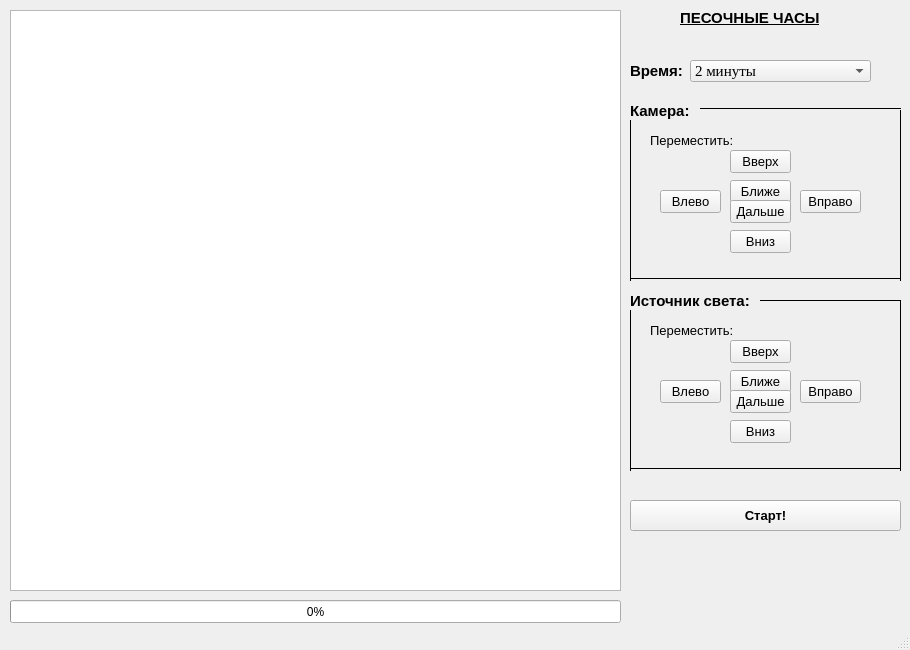
Old version of the form Coursework/coursework/mainwindow.ui in the repository Bryanskaya/TimeIsOfTheEssence.
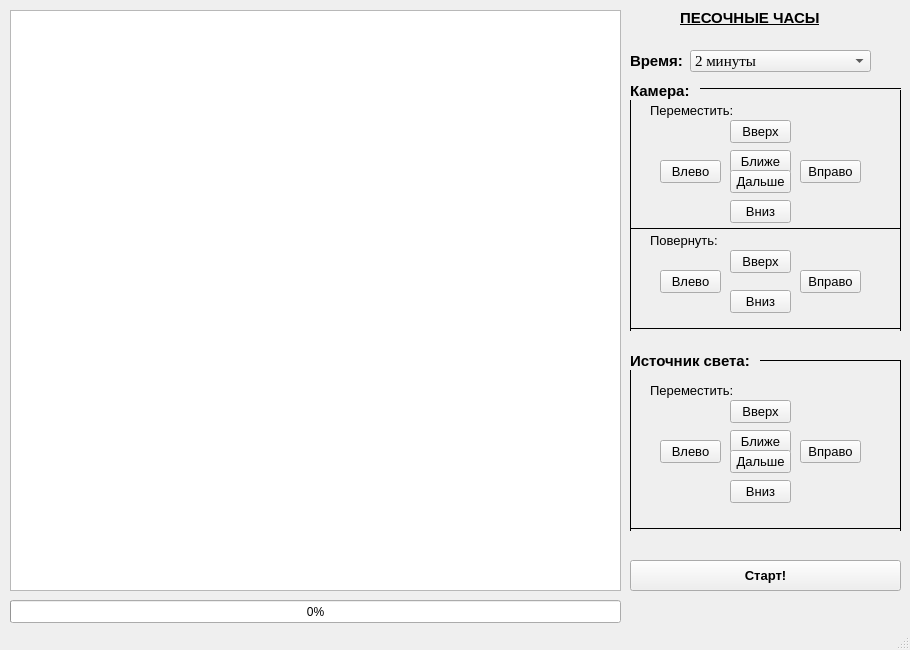
New version of the form.

Patch:
```diff
--- a/Coursework/coursework/mainwindow.ui
+++ b/Coursework/coursework/mainwindow.ui
@@ -63,7 +63,7 @@
     <property name="geometry">
      <rect>
       <x>630</x>
-      <y>60</y>
+      <y>50</y>
       <width>61</width>
       <height>21</height>
      </rect>
@@ -83,7 +83,7 @@
     <property name="geometry">
      <rect>
       <x>690</x>
-      <y>60</y>
+      <y>50</y>
       <width>181</width>
       <height>22</height>
      </rect>
@@ -119,7 +119,7 @@
     <property name="geometry">
      <rect>
       <x>630</x>
-      <y>100</y>
+      <y>80</y>
       <width>71</width>
       <height>21</height>
      </rect>
@@ -139,7 +139,7 @@
     <property name="geometry">
      <rect>
       <x>630</x>
-      <y>290</y>
+      <y>350</y>
       <width>131</width>
       <height>21</height>
      </rect>
@@ -159,7 +159,7 @@
     <property name="geometry">
      <rect>
       <x>630</x>
-      <y>500</y>
+      <y>560</y>
       <width>271</width>
       <height>31</height>
      </rect>
@@ -179,7 +179,7 @@
     <property name="geometry">
      <rect>
       <x>650</x>
-      <y>130</y>
+      <y>100</y>
       <width>91</width>
       <height>21</height>
      </rect>
@@ -199,7 +199,7 @@
     <property name="geometry">
      <rect>
       <x>700</x>
-      <y>100</y>
+      <y>80</y>
       <width>201</width>
       <height>16</height>
      </rect>
@@ -223,9 +223,9 @@
     <property name="geometry">
      <rect>
       <x>620</x>
-      <y>120</y>
+      <y>100</y>
       <width>20</width>
-      <height>161</height>
+      <height>231</height>
      </rect>
     </property>
     <property name="frameShadow">
@@ -239,7 +239,7 @@
     <property name="geometry">
      <rect>
       <x>730</x>
-      <y>150</y>
+      <y>120</y>
       <width>61</width>
       <height>23</height>
      </rect>
@@ -259,7 +259,7 @@
     <property name="geometry">
      <rect>
       <x>800</x>
-      <y>190</y>
+      <y>160</y>
       <width>61</width>
       <height>23</height>
      </rect>
@@ -279,7 +279,7 @@
     <property name="geometry">
      <rect>
       <x>660</x>
-      <y>190</y>
+      <y>160</y>
       <width>61</width>
       <height>23</height>
      </rect>
@@ -299,7 +299,7 @@
     <property name="geometry">
      <rect>
       <x>730</x>
-      <y>230</y>
+      <y>200</y>
       <width>61</width>
       <height>23</height>
      </rect>
@@ -319,7 +319,7 @@
     <property name="geometry">
      <rect>
       <x>630</x>
-      <y>270</y>
+      <y>320</y>
       <width>271</width>
       <height>16</height>
      </rect>
@@ -343,9 +343,9 @@
     <property name="geometry">
      <rect>
       <x>890</x>
-      <y>110</y>
+      <y>90</y>
       <width>20</width>
-      <height>171</height>
+      <height>241</height>
      </rect>
     </property>
     <property name="frameShadow">
@@ -359,7 +359,7 @@
     <property name="geometry">
      <rect>
       <x>760</x>
-      <y>290</y>
+      <y>350</y>
       <width>141</width>
       <height>20</height>
      </rect>
@@ -383,7 +383,7 @@
     <property name="geometry">
      <rect>
       <x>630</x>
-      <y>460</y>
+      <y>520</y>
       <width>271</width>
       <height>16</height>
      </rect>
@@ -407,7 +407,7 @@
     <property name="geometry">
      <rect>
       <x>620</x>
-      <y>310</y>
+      <y>370</y>
       <width>20</width>
       <height>161</height>
      </rect>
@@ -423,7 +423,7 @@
     <property name="geometry">
      <rect>
       <x>890</x>
-      <y>300</y>
+      <y>360</y>
       <width>20</width>
       <height>171</height>
      </rect>
@@ -439,7 +439,7 @@
     <property name="geometry">
      <rect>
       <x>730</x>
-      <y>180</y>
+      <y>150</y>
       <width>61</width>
       <height>23</height>
      </rect>
@@ -459,7 +459,7 @@
     <property name="geometry">
      <rect>
       <x>730</x>
-      <y>200</y>
+      <y>170</y>
       <width>61</width>
       <height>23</height>
      </rect>
@@ -479,7 +479,7 @@
     <property name="geometry">
      <rect>
       <x>650</x>
-      <y>320</y>
+      <y>380</y>
       <width>91</width>
       <height>21</height>
      </rect>
@@ -499,7 +499,7 @@
     <property name="geometry">
      <rect>
       <x>730</x>
-      <y>370</y>
+      <y>430</y>
       <width>61</width>
       <height>23</height>
      </rect>
@@ -519,7 +519,7 @@
     <property name="geometry">
      <rect>
       <x>730</x>
-      <y>390</y>
+      <y>450</y>
       <width>61</width>
       <height>23</height>
      </rect>
@@ -539,7 +539,7 @@
     <property name="geometry">
      <rect>
       <x>730</x>
-      <y>340</y>
+      <y>400</y>
       <width>61</width>
       <height>23</height>
      </rect>
@@ -559,7 +559,7 @@
     <property name="geometry">
      <rect>
       <x>800</x>
-      <y>380</y>
+      <y>440</y>
       <width>61</width>
       <height>23</height>
      </rect>
@@ -579,7 +579,7 @@
     <property name="geometry">
      <rect>
       <x>660</x>
-      <y>380</y>
+      <y>440</y>
       <width>61</width>
       <height>23</height>
      </rect>
@@ -599,7 +599,7 @@
     <property name="geometry">
      <rect>
       <x>730</x>
-      <y>420</y>
+      <y>480</y>
       <width>61</width>
       <height>23</height>
      </rect>
@@ -615,6 +615,130 @@
      <string>Вниз</string>
     </property>
    </widget>
+   <widget class="QLabel" name="label_11">
+    <property name="geometry">
+     <rect>
+      <x>650</x>
+      <y>230</y>
+      <width>91</width>
+      <height>21</height>
+     </rect>
+    </property>
+    <property name="font">
+     <font>
+      <pointsize>10</pointsize>
+      <weight>50</weight>
+      <bold>false</bold>
+     </font>
+    </property>
+    <property name="text">
+     <string>Повернуть:</string>
+    </property>
+   </widget>
+   <widget class="QPushButton" name="RotateLeft">
+    <property name="geometry">
+     <rect>
+      <x>660</x>
+      <y>270</y>
+      <width>61</width>
+      <height>23</height>
+     </rect>
+    </property>
+    <property name="font">
+     <font>
+      <pointsize>10</pointsize>
+      <weight>50</weight>
+      <bold>false</bold>
+     </font>
+    </property>
+    <property name="text">
+     <string>Влево</string>
+    </property>
+   </widget>
+   <widget class="QPushButton" name="RotateRight">
+    <property name="geometry">
+     <rect>
+      <x>800</x>
+      <y>270</y>
+      <width>61</width>
+      <height>23</height>
+     </rect>
+    </property>
+    <property name="font">
+     <font>
+      <pointsize>10</pointsize>
+      <weight>50</weight>
+      <bold>false</bold>
+     </font>
+    </property>
+    <property name="text">
+     <string>Вправо</string>
+    </property>
+   </widget>
+   <widget class="QPushButton" name="RotateDown">
+    <property name="geometry">
+     <rect>
+      <x>730</x>
+      <y>290</y>
+      <width>61</width>
+      <height>23</height>
+     </rect>
+    </property>
+    <property name="font">
+     <font>
+      <pointsize>10</pointsize>
+      <weight>50</weight>
+      <bold>false</bold>
+     </font>
+    </property>
+    <property name="text">
+     <string>Вниз</string>
+    </property>
+   </widget>
+   <widget class="QPushButton" name="RotateUp">
+    <property name="geometry">
+     <rect>
+      <x>730</x>
+      <y>250</y>
+      <width>61</width>
+      <height>23</height>
+     </rect>
+    </property>
+    <property name="font">
+     <font>
+      <pointsize>10</pointsize>
+      <weight>50</weight>
+      <bold>false</bold>
+     </font>
+    </property>
+    <property name="text">
+     <string>Вверх</string>
+    </property>
+   </widget>
+   <widget class="Line" name="line_9">
+    <property name="geometry">
+     <rect>
+      <x>630</x>
+      <y>220</y>
+      <width>271</width>
+      <height>16</height>
+     </rect>
+    </property>
+    <property name="font">
+     <font>
+      <pointsize>9</pointsize>
+     </font>
+    </property>
+    <property name="frameShadow">
+     <enum>QFrame::Plain</enum>
+    </property>
+    <property name="lineWidth">
+     <number>1</number>
+    </property>
+    <property name="orientation">
+     <enum>Qt::Horizontal</enum>
+    </property>
+   </widget>
   </widget>
   <widget class="QMenuBar" name="menubar">
    <property name="geometry">
```
